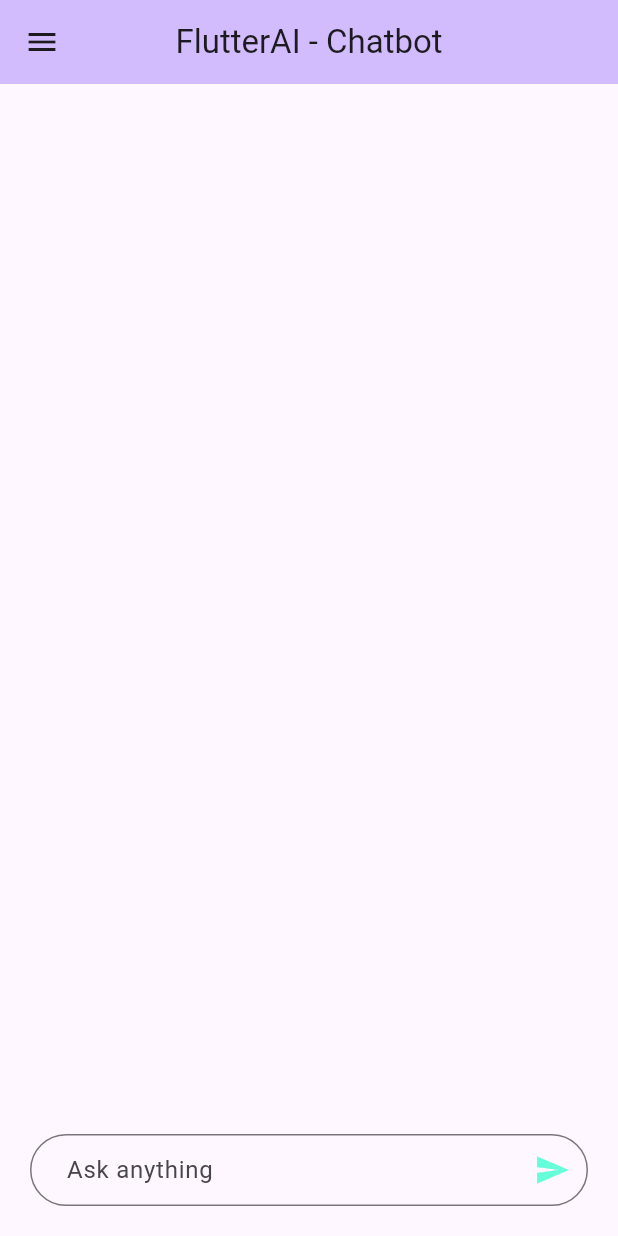
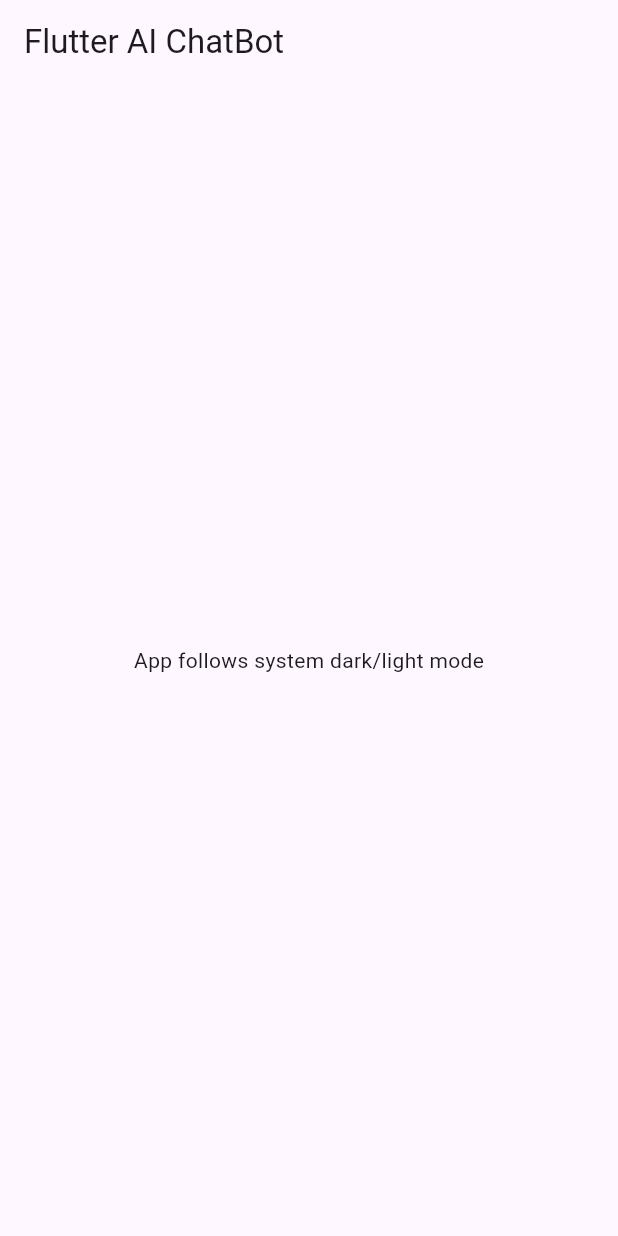
Before and after one commit to AmanSinghThakur01/FlutterAI, a Flutter app: the screen it shows after launch, on a phone screen of 412 x 824 dp. Run offline on Flutter 3.47's test engine with Material 3 defaults, Android fonts, the phone set to English and light mode, and no system bars.

Commit message:
updated app theme same as system theme

```diff
--- a/lib/main.dart
+++ b/lib/main.dart
@@ -1,4 +1,5 @@
 import 'package:flutter/material.dart';
+import 'package:flutterai/view/homepage.dart';
 
 void main() {
   runApp(const MyApp());
@@ -10,132 +11,12 @@ class MyApp extends StatelessWidget {
   @override
   Widget build(BuildContext context) {
     return MaterialApp(
-      title: 'Flutter Demo',
-      theme: ThemeData(
-        colorScheme: ColorScheme.fromSeed(seedColor: Colors.deepPurple),
-      ),
-      home: const MyHomePage(title: 'FlutterAI - Chatbot',
-      ),
+      debugShowCheckedModeBanner: false,
+      title: 'Flutter AI ChatBot',
+      theme: ThemeData.light(),
+      darkTheme: ThemeData.dark(),
+      themeMode: ThemeMode.system, // system ke hisaab se theme set ho jayega
+      home: const Homepage(),
     );
   }
 }
-
-class MyHomePage extends StatefulWidget {
-  const MyHomePage({super.key, required this.title});
-
-  final String title;
-
-  @override
-  State<MyHomePage> createState() => _MyHomePageState();
-}
-
-class _MyHomePageState extends State<MyHomePage> {
-  var Prompt = "";
-   TextEditingController Tcontroller = TextEditingController();
-
-  void AskAi() {
-    setState(() {
-      Prompt = Tcontroller.text;
-      Tcontroller.clear();
-      print(" $Prompt");
-    });
-  }
-
-  @override
-  Widget build(BuildContext context) {
-    return Scaffold(
-      drawer: Drawer(
-        child: ListView(
-          padding: EdgeInsets.zero,
-          children: [
-            // Drawer Header
-            UserAccountsDrawerHeader(
-              accountName: const Text('AI Assistant'),
-              accountEmail: const Text('ai@chatapp.com'),
-              currentAccountPicture: CircleAvatar(
-                backgroundColor: Colors.white,
-                child: Icon(Icons.smart_toy, color: Colors.blue, size: 40),
-              ),
-            ),
-
-            // Drawer Items
-            ListTile(
-              leading: const Icon(Icons.chat),
-              title: const Text('Chats'),
-              onTap: () {
-                Navigator.pop(context);
-                // Navigate to chats page
-              },
-            ),
-            ListTile(
-              leading: const Icon(Icons.history),
-              title: const Text('History'),
-              onTap: () {
-                Navigator.pop(context);
-                // Navigate to history page
-              },
-            ),
-            ListTile(
-              leading: const Icon(Icons.settings),
-              title: const Text('Settings'),
-              onTap: () {
-                Navigator.pop(context);
-                // Navigate to settings page
-              },
-            ),
-            const Divider(),
-
-            ListTile(
-              leading: const Icon(Icons.logout),
-              title: const Text('Logout'),
-              onTap: () {
-                Navigator.pop(context);
-                // Handle logout
-              },
-            ),
-          ],
-        ),
-      ),
-      appBar: AppBar(
-
-        centerTitle: true,
-        backgroundColor: Theme.of(context).colorScheme.inversePrimary,
-        title: Text(widget.title),
-      ),
-      body: Padding(
-         padding: EdgeInsets.all(20),
-        child: Column(
-          mainAxisAlignment: MainAxisAlignment.end,
-          children: <Widget>[
-            TextField(
-              onSubmitted: (value) => AskAi(
-              ),
-              controller: Tcontroller,
-              decoration: InputDecoration(
-                hintText: " Ask anything",
-                contentPadding: EdgeInsets.symmetric(horizontal: 16,vertical: 12),
-                border: OutlineInputBorder(
-                  borderRadius: BorderRadius.circular(25),
-
-
-                ),
-                focusedBorder: OutlineInputBorder(
-                  borderRadius: BorderRadius.circular(25),
-                  borderSide: BorderSide(color: Colors.blue),
-                ),
-                suffixIcon:
-                IconButton(onPressed: (){
-                  AskAi();
-                }, icon:   Icon(
-
-                  Icons.send, color: Colors.tealAccent,
-                ),),
-              ),
-            ),
-          ],
-        ),
-      ),
-
-    );
-  }
-}
--- /dev/null
+++ b/lib/view/homepage.dart
@@ -0,0 +1,17 @@
+import 'package:flutter/material.dart';
+
+class Homepage extends StatelessWidget {
+  const Homepage({super.key});
+
+  @override
+  Widget build(BuildContext context) {
+    return Scaffold(
+      appBar: AppBar(
+        title: const Text("Flutter AI ChatBot"),
+      ),
+      body: const Center(
+        child: Text("App follows system dark/light mode"),
+      ),
+    );
+  }
+}
--- a/pubspec.yaml
+++ b/pubspec.yaml
@@ -34,6 +34,7 @@ dependencies:
   # The following adds the Cupertino Icons font to your application.
   # Use with the CupertinoIcons class for iOS style icons.
   cupertino_icons: ^1.0.8
+  provider: ^6.1.5+1
 
 dev_dependencies:
   flutter_test:
```
Also changed, not shown: pubspec.lock.
